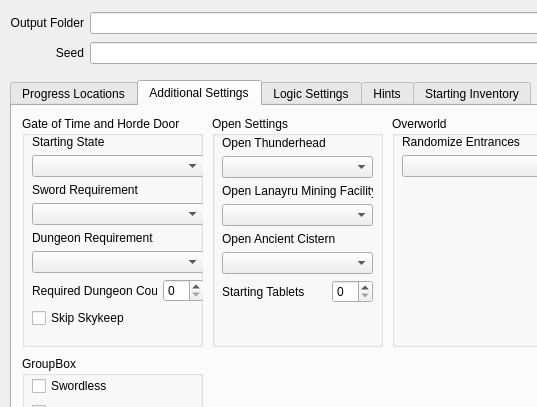
Before: the Qt Designer form gui/randogui.ui in ssrando/ssrando, drawn with Qt 5; both pictures show x 0 to 537 and y 0 to 407 of the 954 by 704 pixel window.
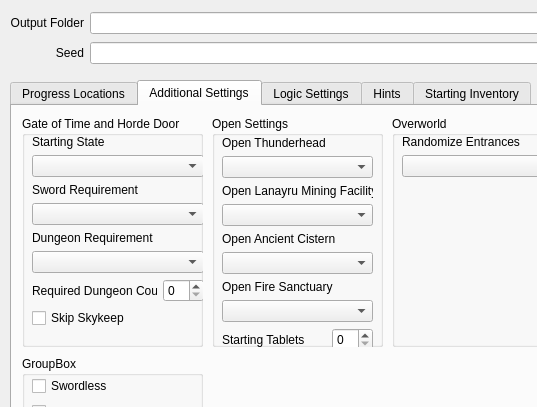
After: the same form once the commit is applied. The open tabs and pages were chosen to show the change.

Diff of the .ui file:
```diff
--- a/gui/randogui.ui
+++ b/gui/randogui.ui
@@ -857,7 +857,7 @@
          <x>10</x>
          <y>20</y>
          <width>151</width>
-         <height>201</height>
+         <height>229</height>
         </rect>
        </property>
        <layout class="QVBoxLayout" name="verticalLayout_2">
@@ -901,6 +901,20 @@
           <item>
            <widget class="QComboBox" name="option_open_ac"/>
           </item>
+          <item>
+           <layout class="QVBoxLayout" name="verticalLayout_29">
+            <item>
+             <widget class="QLabel" name="label_for_option_open_fs">
+              <property name="text">
+               <string>Open Fire Sanctuary</string>
+              </property>
+             </widget>
+            </item>
+            <item>
+             <widget class="QComboBox" name="option_open_fs"/>
+            </item>
+           </layout>
+          </item>
          </layout>
         </item>
         <item>
```
Left out of the diff: 2 changed lines with no effect on the pictures.
